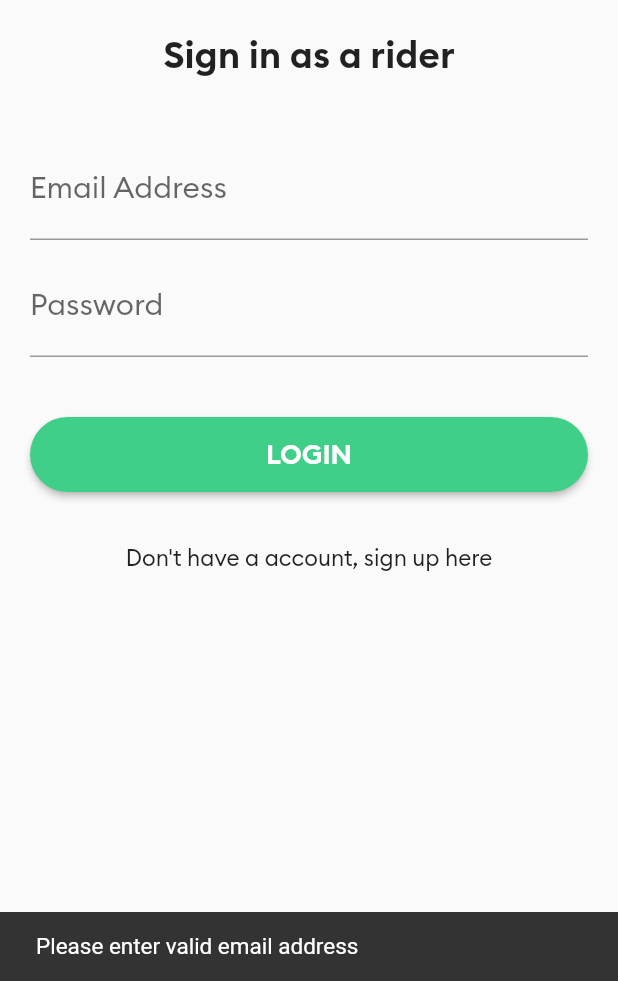
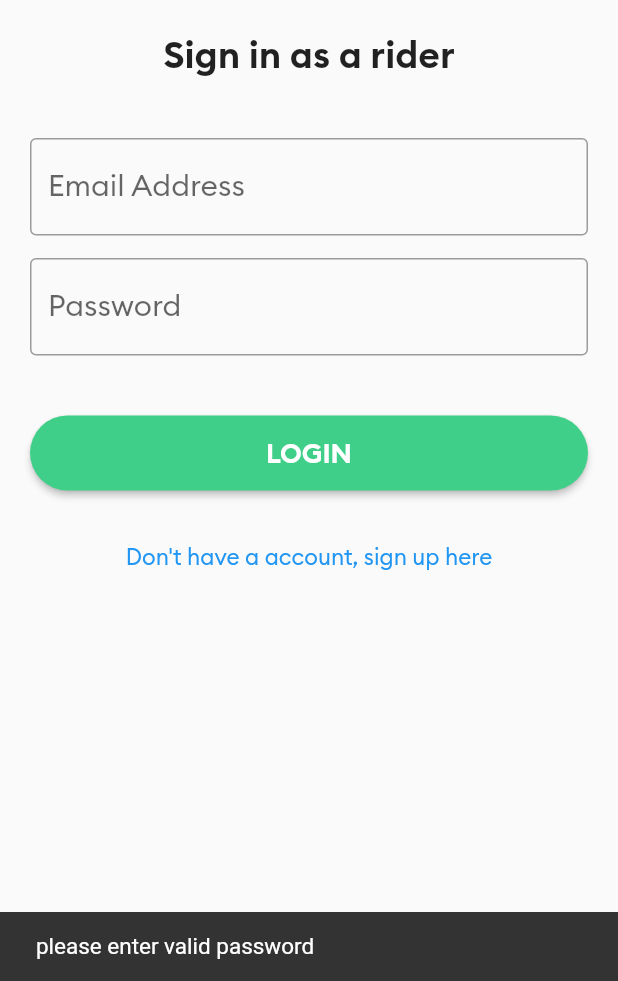
Before and after one commit to Ritsz123/F-Taxi-rider, a Flutter app: the screen it shows after launch, after a tap on "LOGIN", on a phone screen of 412 x 824 dp, the part 255-1236 px from its top. Run offline on Flutter 3.47's test engine with Material 2 defaults, Android fonts, the phone set to English and light mode, and no system bars; our stand-ins replace animated_text_kit, connectivity, firebase_auth, firebase_core, firebase_database, font_awesome_flutter and 4 more; missing offline and left inert: flutter_polyline_points; accounts and stored records are empty.

Commit message:
refactor login form

```diff
--- a/lib/Screens/LoginScreen.dart
+++ b/lib/Screens/LoginScreen.dart
@@ -2,8 +2,10 @@ import 'package:connectivity/connectivity.dart';
 import 'package:firebase_auth/firebase_auth.dart';
 import 'package:firebase_database/firebase_database.dart';
 import 'package:flutter/material.dart';
+import 'package:form_field_validator/form_field_validator.dart';
 import 'package:uber_clone/Screens/HomeScreen.dart';
 import 'package:uber_clone/Screens/RegistrationScreen.dart';
+import 'package:uber_clone/widgets/inputField.dart';
 import 'package:uber_clone/widgets/progressIndicator.dart';
 import 'package:uber_clone/widgets/taxiButton.dart';
 import 'package:velocity_x/velocity_x.dart';
@@ -16,13 +18,12 @@ class LoginScreen extends StatefulWidget {
 }
 
 class _LoginScreenState extends State<LoginScreen> {
-  var emailController = TextEditingController();
-
-  var passwordController = TextEditingController();
 
   final GlobalKey<ScaffoldState> scaffoldKey = GlobalKey<ScaffoldState>();
+  final FirebaseAuth _auth = FirebaseAuth.instance;
 
-  final FirebaseAuth _auth = FirebaseAuth.instance;
+  String _email = '';
+  String _password = '';
 
   void showSnackBar(String title) {
     final snackBar = SnackBar(
@@ -39,9 +40,7 @@ class _LoginScreenState extends State<LoginScreen> {
       showSnackBar("No Internet connectivity");
       return;
     }
-    if (!emailController.text.contains('@')) {
-      showSnackBar("Please enter valid email address");
-    } else if (passwordController.text.length < 6) {
+    if (_password.length < 6) {
       showSnackBar("please enter valid password");
     } else {
       showDialog(
@@ -57,8 +56,8 @@ class _LoginScreenState extends State<LoginScreen> {
     User? user;
     try {
       user = (await FirebaseAuth.instance.signInWithEmailAndPassword(
-        email: emailController.text,
-        password: passwordController.text,
+        email: _email,
+        password: _password,
       ))
           .user;
     } on FirebaseAuthException catch (e) {
@@ -98,48 +97,11 @@ class _LoginScreenState extends State<LoginScreen> {
               ),
               20.heightBox,
               "Sign in as a rider"
-                  .text
-                  .size(25)
-                  .fontFamily('Brand-Bold')
-                  .make(),
+                  .text.size(25).fontFamily('Brand-Bold').make(),
               20.heightBox,
               Column(
                 children: [
-                  TextField(
-                    controller: emailController,
-                    keyboardType: TextInputType.emailAddress,
-                    decoration: InputDecoration(
-                      labelText: 'Email Address',
-                      labelStyle: TextStyle(
-                        fontSize: 20,
-                      ),
-                      hintStyle: TextStyle(
-                        color: Colors.grey,
-                        fontSize: 16,
-                      ),
-                    ),
-                    style: TextStyle(
-                      fontSize: 20,
-                    ),
-                  ),
-                  10.heightBox,
-                  TextField(
-                    controller: passwordController,
-                    obscureText: true,
-                    decoration: InputDecoration(
-                      labelText: 'Password',
-                      labelStyle: TextStyle(
-                        fontSize: 20,
-                      ),
-                      hintStyle: TextStyle(
-                        color: Colors.grey,
-                        fontSize: 16,
-                      ),
-                    ),
-                    style: TextStyle(
-                      fontSize: 20,
-                    ),
-                  ),
+                  _loginForm(),
                   40.heightBox,
                   TaxiButton(
                     onPressed: validateLogin,
@@ -147,7 +109,7 @@ class _LoginScreenState extends State<LoginScreen> {
                   ),
                 ],
               ).p20(),
-              FlatButton(
+              TextButton(
                 onPressed: () {
                   Navigator.pushNamedAndRemoveUntil(
                       context, RegistrationScreen.id, (route) => false);
@@ -161,4 +123,32 @@ class _LoginScreenState extends State<LoginScreen> {
       ),
     );
   }
+
+  Widget _loginForm() {
+    return Column(
+      children: [
+        InputField(
+          onValueChange: (String value) {
+            _email = value;
+          },
+          keyboardType: TextInputType.emailAddress,
+          labelText: 'Email Address',
+          validator: MultiValidator([
+            RequiredValidator(errorText: 'Email is required'),
+            EmailValidator(errorText: 'Check Email Address')
+          ]),
+        ),
+        15.heightBox,
+        InputField(
+            onValueChange: (String value) {
+              _password = value;
+            },
+            obscureText: true,
+            labelText: 'Password',
+            validator: RequiredValidator(errorText: 'Password is required')
+        ),
+      ],
+    );
+  }
+
 }
--- /dev/null
+++ b/lib/widgets/inputField.dart
@@ -0,0 +1,43 @@
+import 'package:flutter/material.dart';
+
+class InputField extends StatelessWidget {
+
+  final FormFieldValidator<String>? validator;
+  final String labelText;
+  final ValueChanged<String> onValueChange;
+  final TextInputType? keyboardType;
+  final bool? obscureText;
+
+  const InputField({
+    Key? key,
+    required this.labelText,
+    required this.onValueChange,
+    this.validator,
+    this.keyboardType,
+    this.obscureText = false
+  }) : super(key: key);
+
+  @override
+  Widget build(BuildContext context) {
+    return TextFormField(
+      keyboardType: keyboardType,
+      obscureText: obscureText ?? false,
+      onChanged: onValueChange,
+      validator: validator ?? null,
+      decoration: InputDecoration(
+        border: OutlineInputBorder(),
+        labelText: labelText,
+        labelStyle: TextStyle(
+          fontSize: 20,
+        ),
+        hintStyle: TextStyle(
+          color: Colors.grey,
+          fontSize: 16,
+        ),
+      ),
+      style: TextStyle(
+        fontSize: 20,
+      ),
+    );
+  }
+}
--- a/pubspec.yaml
+++ b/pubspec.yaml
@@ -40,10 +40,7 @@ dependencies:
   flutter_polyline_points: ^1.0.0
   font_awesome_flutter: ^9.0.0
   animated_text_kit: ^4.2.1
-
-  flutter_bloc: ^7.0.0
-  equatable: ^2.0.2
-  dartz: ^0.10.0-nullsafety.2
+  form_field_validator: ^1.1.0
 
 
 
```
Also changed, not shown: pubspec.lock.
